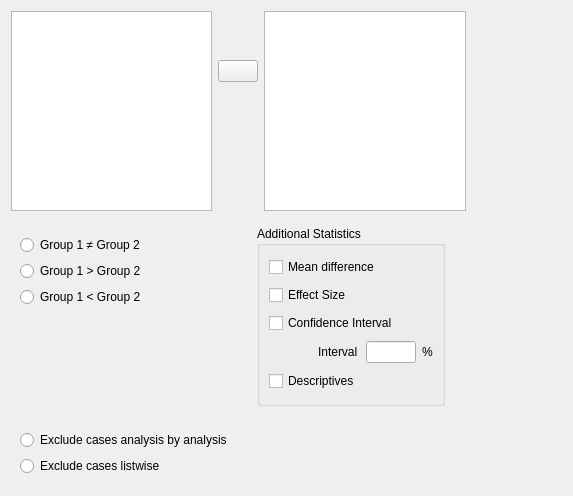
Above: JASP-Desktop/analysisforms/ttestpairedsamplesform.ui from jasp-stats/jasp-desktop before the change. Below: the same form after it.
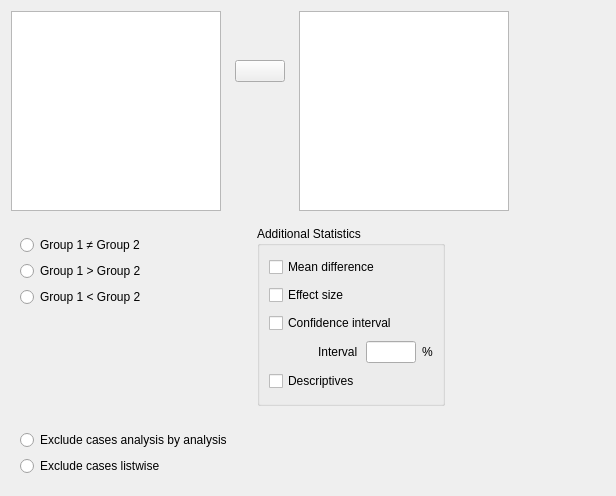
That is the form after the change. Custom widgets are drawn as their Qt base class.

```diff
--- a/JASP-Desktop/analysisforms/ttestpairedsamplesform.ui
+++ b/JASP-Desktop/analysisforms/ttestpairedsamplesform.ui
@@ -6,7 +6,7 @@
    <rect>
     <x>0</x>
     <y>0</y>
-    <width>555</width>
+    <width>616</width>
     <height>496</height>
    </rect>
   </property>
@@ -269,7 +269,7 @@
          <item row="2" column="0" colspan="3">
           <widget class="BoundCheckBox" name="confidenceInterval">
            <property name="text">
-            <string>Confidence Interval</string>
+            <string>Confidence interval</string>
            </property>
           </widget>
          </item>
@@ -305,7 +305,7 @@
          <item row="1" column="0" colspan="2">
           <widget class="BoundCheckBox" name="effectSize">
            <property name="text">
-            <string>Effect Size</string>
+            <string>Effect size</string>
            </property>
           </widget>
          </item>
```
